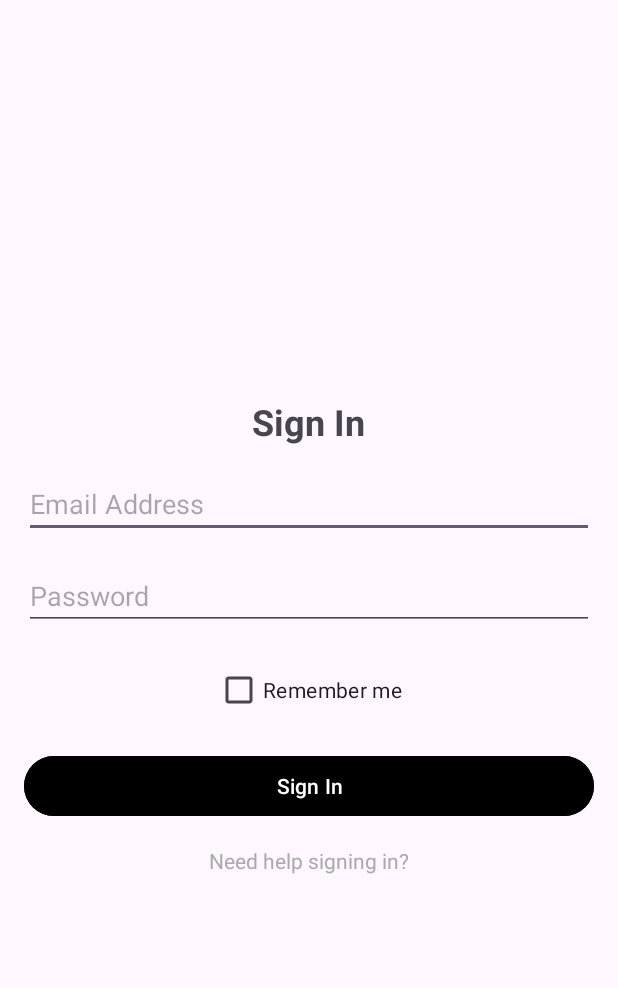
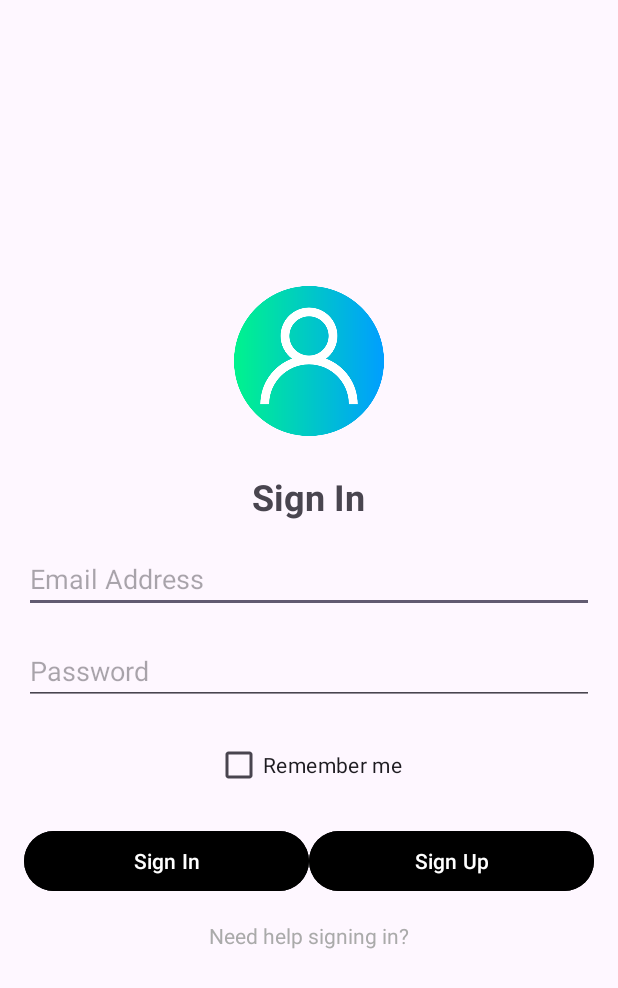
Before and after one commit to vietunitydev/-OOP-PTIT---QLDA, an Android app: the screen it shows after launch (LoginActivity), on a phone screen of 412 x 824 dp. Shown: the top 988 px of the screen. Run offline under Robolectric (Android 15) with nearby library versions, the phone set to English and light mode, and no system bars; our stand-ins replace Firebase (no records; nobody signed in at launch, a user with empty details on screens opened directly).

Commit message:
- add button sign up UI

```diff
--- a/app/src/main/res/layout/activity_login.xml
+++ b/app/src/main/res/layout/activity_login.xml
@@ -7,14 +7,13 @@
     android:gravity="center"
     android:padding="16dp">
 
-    <!-- Logo ImageView -->
-<!--    <ImageView-->
-<!--        android:id="@+id/logo"-->
-<!--        android:layout_width="wrap_content"-->
-<!--        android:layout_height="wrap_content"-->
-<!--        android:src="@drawable/trane_logo" &lt;!&ndash; Your logo image &ndash;&gt;-->
-<!--    android:contentDescription="Logo"-->
-<!--    android:layout_gravity="center" />-->
+    <ImageView
+        android:id="@+id/logo"
+        android:layout_width="100dp"
+        android:layout_height="100dp"
+        android:src="@drawable/ic_user"
+        android:contentDescription="Logo"
+        android:layout_gravity="center" />
 
     <!-- Sign In TextView -->
     <TextView
@@ -56,14 +55,32 @@
         android:layout_marginTop="16dp" />
 
     <!-- Sign In Button -->
-    <Button
-        android:id="@+id/btnSignIn"
+    <LinearLayout
         android:layout_width="match_parent"
         android:layout_height="wrap_content"
-        android:text="@string/sign_in"
-        android:layout_marginTop="16dp"
-        android:backgroundTint="@android:color/black"
-        android:textColor="@android:color/white" />
+        android:orientation="horizontal">
+
+        <Button
+            android:id="@+id/btnSignIn"
+            android:layout_width="0dp"
+            android:layout_height="wrap_content"
+            android:text="@string/sign_in"
+            android:layout_weight="1"
+            android:layout_marginTop="16dp"
+            android:backgroundTint="@android:color/black"
+            android:textColor="@android:color/white" />
+
+        <Button
+            android:id="@+id/btnSignUp"
+            android:layout_width="0dp"
+            android:layout_height="wrap_content"
+            android:text="@string/sign_up"
+            android:layout_weight="1"
+            android:layout_marginTop="16dp"
+            android:backgroundTint="@android:color/black"
+            android:textColor="@android:color/white" />
+    </LinearLayout>
+
 
     <!-- Need Help TextView -->
     <TextView
--- a/app/src/main/res/values/strings.xml
+++ b/app/src/main/res/values/strings.xml
@@ -2,6 +2,7 @@
     <string name="app_name">com.d22.qlda</string>
     <string name="need_help_signing_in">Need help signing in?</string>
     <string name="sign_in">Sign In</string>
+    <string name="sign_up">Sign Up</string>
     <string name="remember_me">Remember me</string>
     <string name="password">Password</string>
     <string name="email_address">Email Address</string>
```
